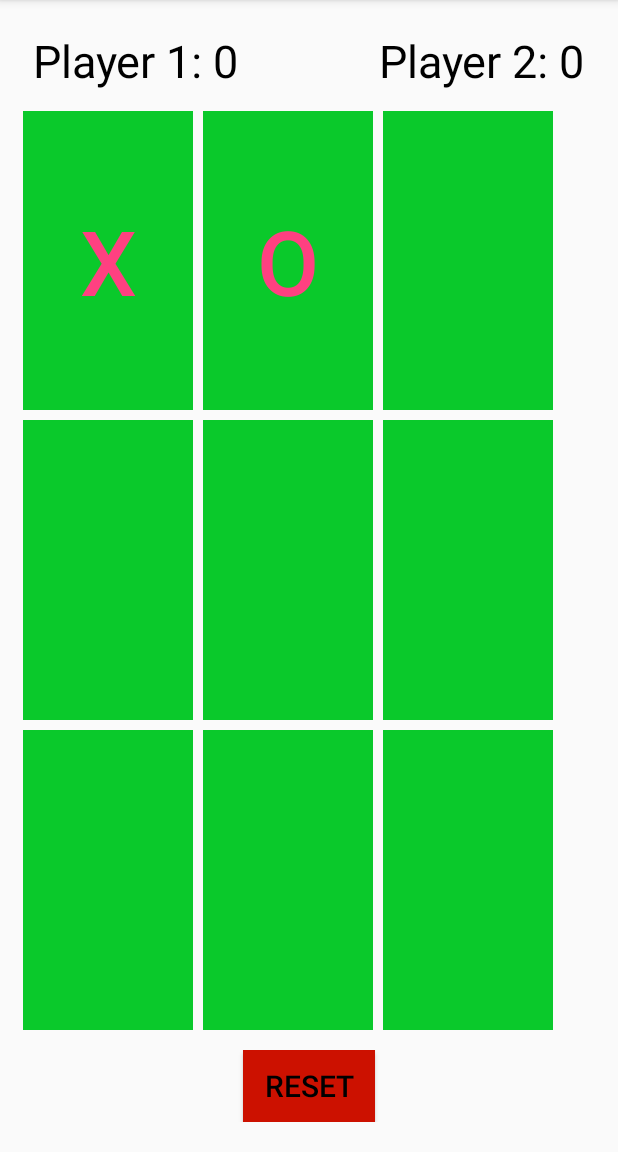
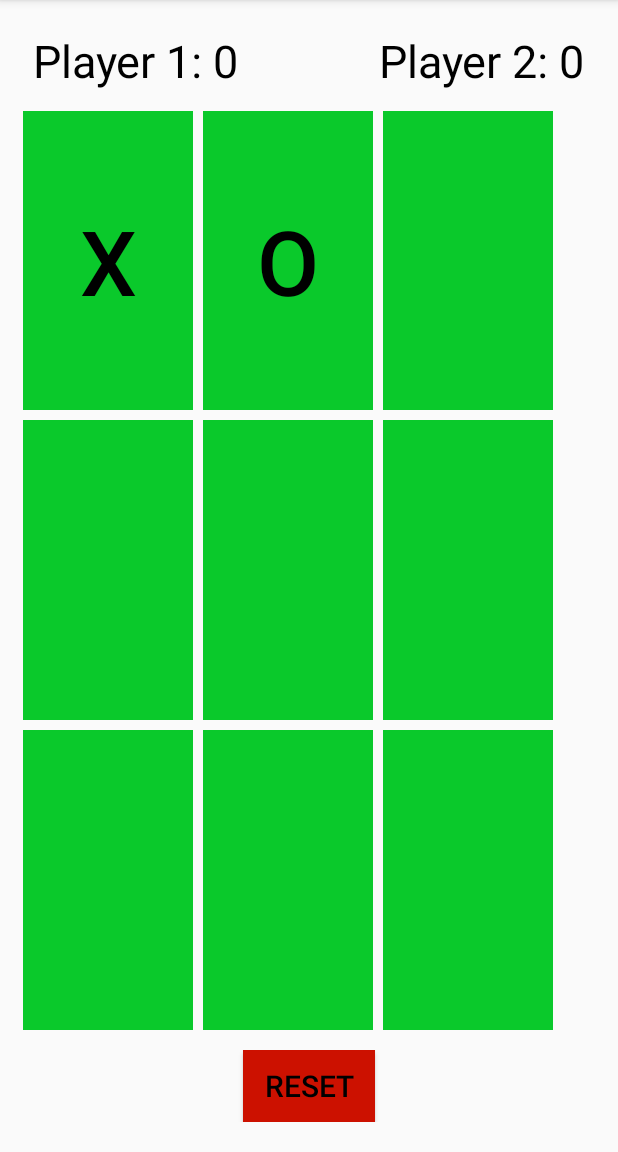
Before and after one commit to Ngure/Tictactoe, an Android app: the TwoPlayersActivity screen opened directly, with no data from a screen before it, after a tap on an icon or button, on a phone screen of 412 x 824 dp, the part 84-1236 px from its top. Run offline under Robolectric (Android 15) with nearby library versions, the phone set to English and light mode, and no system bars; 2 other taps on this screen came first.

Commit message:
Added style

```diff
--- a/app/src/main/res/layout/activity_two_players.xml
+++ b/app/src/main/res/layout/activity_two_players.xml
@@ -46,6 +46,7 @@
             android:layout_height="match_parent"
             android:layout_margin="3dp"
             android:background="#0AC92B"
+            android:textColor="#000000"
             android:textSize="60sp" />
 
         <Button
@@ -55,6 +56,7 @@
             android:layout_height="match_parent"
             android:layout_margin="3dp"
             android:background="#0AC92B"
+            android:textColor="#000000"
             android:textSize="60sp" />
 
         <Button
@@ -64,6 +66,7 @@
             android:layout_height="match_parent"
             android:layout_margin="3dp"
             android:background="#0AC92B"
+            android:textColor="#000000"
             android:textSize="60sp" />
 
     </LinearLayout>
@@ -80,6 +83,7 @@
             android:layout_height="match_parent"
             android:layout_margin="3dp"
             android:background="#0AC92B"
+            android:textColor="#000000"
             android:textSize="60sp" />
 
         <Button
@@ -89,6 +93,7 @@
             android:layout_height="match_parent"
             android:layout_margin="3dp"
             android:background="#0AC92B"
+            android:textColor="#000000"
             android:textSize="60sp" />
 
         <Button
@@ -98,6 +103,7 @@
             android:layout_height="match_parent"
             android:layout_margin="3dp"
             android:background="#0AC92B"
+            android:textColor="#000000"
             android:textSize="60sp" />
 
     </LinearLayout>
@@ -114,6 +120,7 @@
             android:layout_height="match_parent"
             android:layout_margin="3dp"
             android:background="#0AC92B"
+            android:textColor="#000000"
             android:textSize="60sp" />
 
         <Button
@@ -123,6 +130,7 @@
             android:layout_height="match_parent"
             android:layout_margin="3dp"
             android:background="#0AC92B"
+            android:textColor="#000000"
             android:textSize="60sp" />
 
         <Button
@@ -132,6 +140,7 @@
             android:layout_height="match_parent"
             android:layout_margin="3dp"
             android:background="#0AC92B"
+            android:textColor="#000000"
             android:textSize="60sp" />
 
     </LinearLayout>
```
